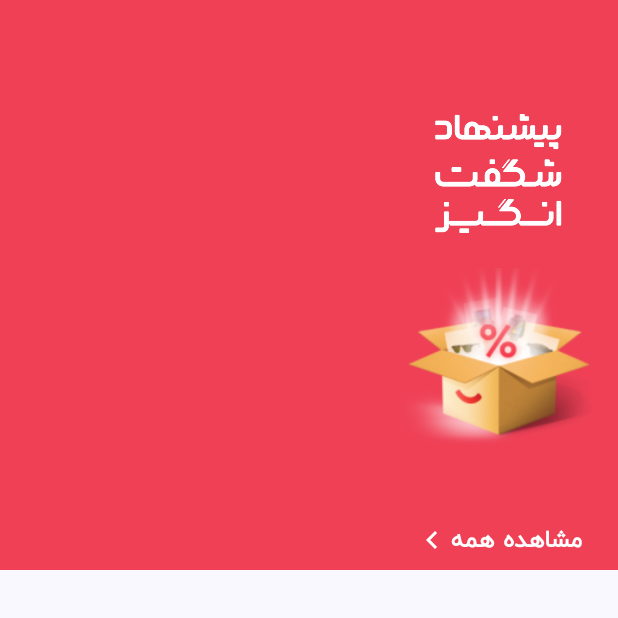
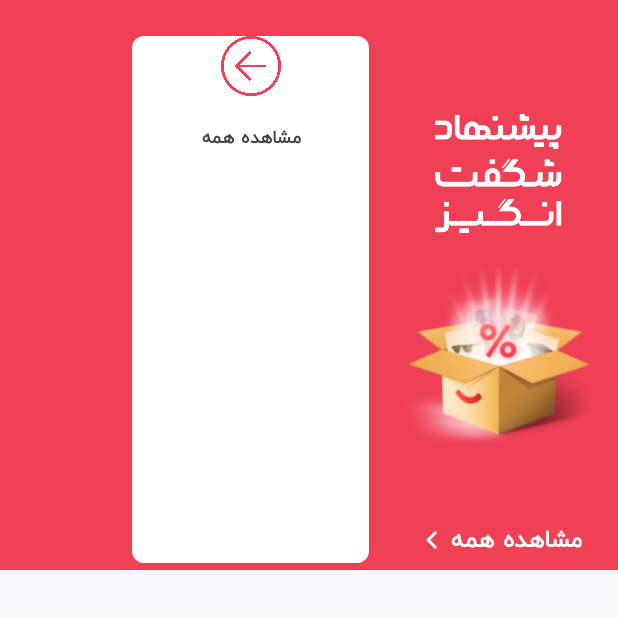
Before and after one commit to FatemeSlm/OnlineShop, an Android app built with Jetpack Compose: the composable AmazingOffer shown on its own in the app's theme, on a phone screen of 412 x 824 dp, the top half of it. Run offline under Robolectric (Android 15) with nearby library versions, the phone set to English and light mode, and no system bars; our stand-ins replace Dagger/Hilt's generated code.

Commit message:
add home amazing show more card

```diff
--- a/app/src/main/java/com/example/digikala/navigation/BottomNavigationBar.kt
+++ b/app/src/main/java/com/example/digikala/navigation/BottomNavigationBar.kt
@@ -63,7 +63,7 @@ fun BottomNavigationBar(
 
     if (showBottomBar) {
         NavigationBar(
-            modifier = modifier,
+            modifier = modifier.height(60.dp),
             containerColor = Color.White,
             tonalElevation = 5.dp
         ) {
--- a/app/src/main/java/com/example/digikala/ui/screens/home/AmazibgOffer.kt
+++ b/app/src/main/java/com/example/digikala/ui/screens/home/AmazingOffer.kt
@@ -62,6 +62,11 @@ fun AmazingOffer(
                     bottomImageResId = R.drawable.box
                 )
             }
+
+
+            item {
+                AmazingShowMoreCard()
+            }
         }
 
     }
--- /dev/null
+++ b/app/src/main/java/com/example/digikala/ui/screens/home/AmazingShowMoreCard.kt
@@ -0,0 +1,64 @@
+package com.example.digikala.ui.screens.home
+
+import androidx.compose.foundation.layout.Arrangement
+import androidx.compose.foundation.layout.Column
+import androidx.compose.foundation.layout.Spacer
+import androidx.compose.foundation.layout.fillMaxWidth
+import androidx.compose.foundation.layout.height
+import androidx.compose.foundation.layout.padding
+import androidx.compose.foundation.layout.size
+import androidx.compose.material3.Card
+import androidx.compose.material3.CardDefaults
+import androidx.compose.material3.Icon
+import androidx.compose.material3.MaterialTheme
+import androidx.compose.material3.Text
+import androidx.compose.runtime.Composable
+import androidx.compose.ui.Alignment
+import androidx.compose.ui.Modifier
+import androidx.compose.ui.graphics.Color
+import androidx.compose.ui.res.painterResource
+import androidx.compose.ui.res.stringResource
+import androidx.compose.ui.text.font.FontWeight
+import androidx.compose.ui.unit.dp
+import com.example.digikala.R
+import com.example.digikala.ui.theme.darkText
+import com.example.digikala.ui.theme.lightRed
+import com.example.digikala.ui.theme.roundedShape
+import com.example.digikala.ui.theme.spacing
+
+@Composable
+fun AmazingShowMoreCard() {
+    Card(
+        modifier = Modifier
+            .size(180.dp, 375.dp)
+            .padding(
+                end = MaterialTheme.spacing.medium,
+                start = MaterialTheme.spacing.semiSmall,
+                top = MaterialTheme.spacing.semiLarge
+            ),
+        shape = MaterialTheme.roundedShape.small,
+        colors = CardDefaults.cardColors(
+            containerColor = Color.White
+        )
+    ) {
+        Column(
+            horizontalAlignment = Alignment.CenterHorizontally,
+            verticalArrangement = Arrangement.Center,
+            modifier = Modifier.fillMaxWidth()
+        ) {
+            Icon(
+                painter = painterResource(id = R.drawable.show_more),
+                contentDescription = "",
+                tint = MaterialTheme.colorScheme.lightRed,
+                modifier = Modifier.size(40.dp, 40.dp)
+            )
+            Spacer(modifier = Modifier.height(20.dp))
+            Text(
+                text = stringResource(id = R.string.see_all),
+                style = MaterialTheme.typography.titleSmall,
+                fontWeight = FontWeight.SemiBold,
+                color = MaterialTheme.colorScheme.darkText
+            )
+        }
+    }
+}
```
Also changed, not shown: app/src/main/res/drawable/show_more.png (added).
